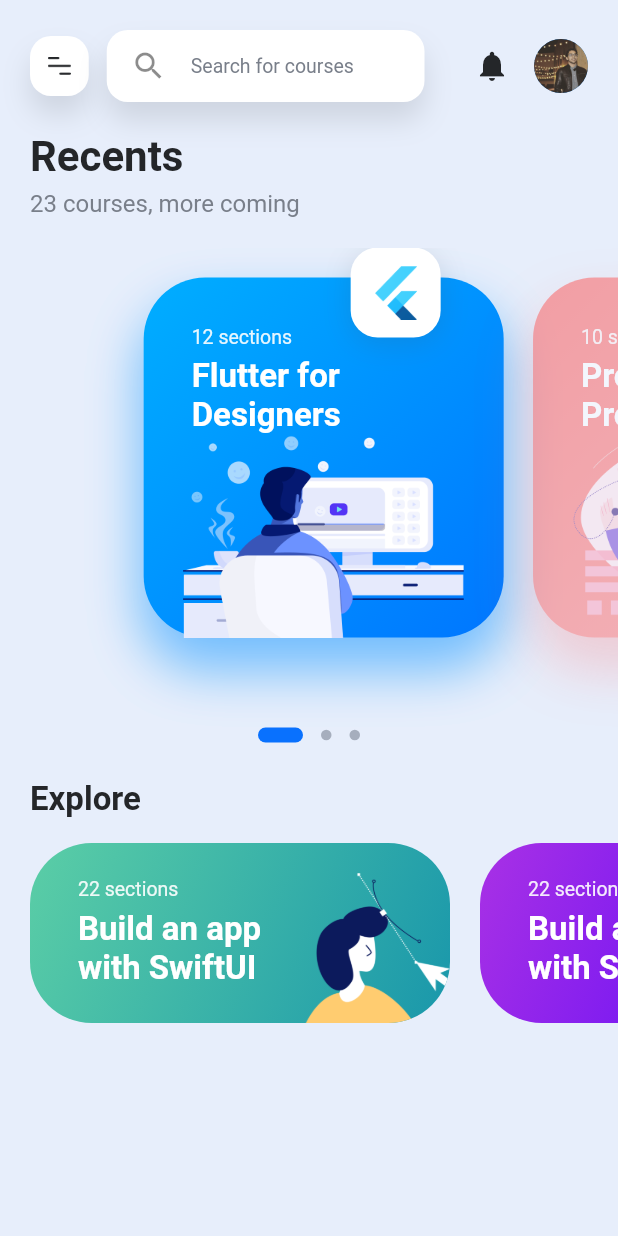
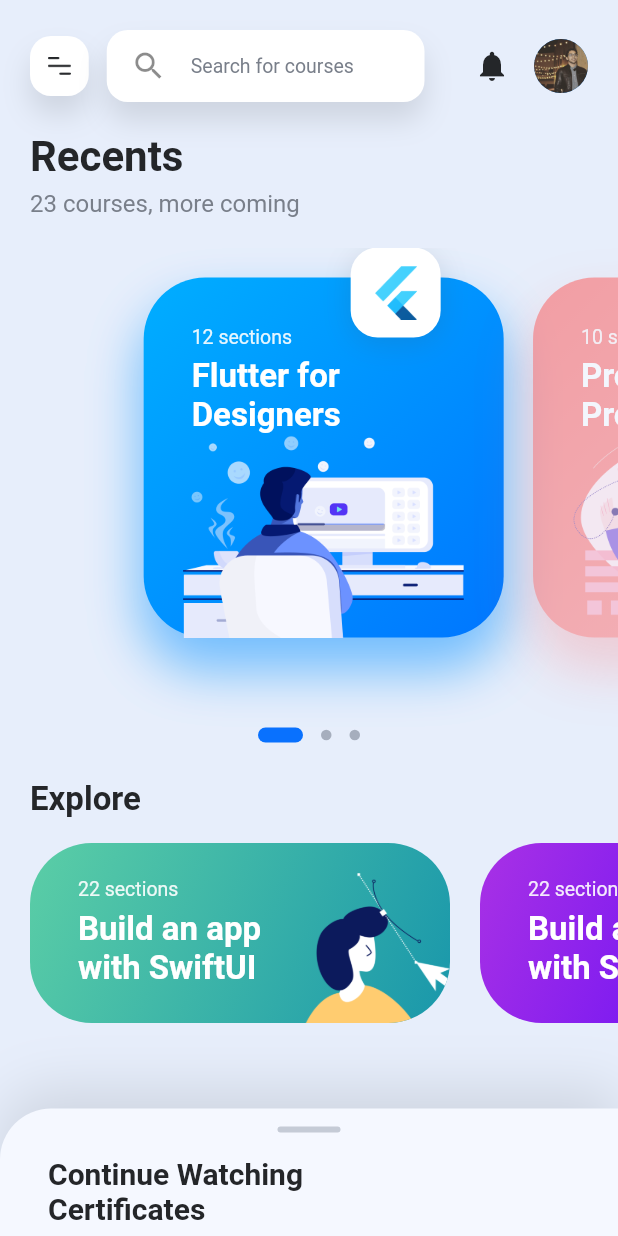
Before and after one commit to ThiagoHenriqueCastro/flutterfordesigners, a Flutter app: the screen it shows after launch, on a phone screen of 412 x 824 dp. Run offline on Flutter 3.47's test engine with Material 2 defaults, Android fonts, the phone set to English and light mode, and no system bars; drawn by our look-alikes of sliding_up_panel.

Commit message:
Sliding up panel

```diff
--- /dev/null
+++ b/lib/screens/continue_watching_screen.dart
@@ -0,0 +1,60 @@
+import 'package:designpluscode/constants.dart';
+import 'package:flutter/material.dart';
+import 'package:sliding_up_panel/sliding_up_panel.dart';
+
+class ContinueWatchingScreen extends StatelessWidget {
+  @override
+  Widget build(BuildContext context) {
+    return SlidingUpPanel(
+      backdropEnabled: true,
+      borderRadius: BorderRadius.only(
+        topLeft: Radius.circular(34),
+      ),
+      color: kCardPopupBackgroundColor,
+      boxShadow: [
+        BoxShadow(
+          color: kShadowColor,
+          offset: Offset(0, -12),
+          blurRadius: 32,
+        ),
+      ],
+      minHeight: 85,
+      maxHeight: MediaQuery.of(context).size.height * 0.75,
+      panel: Column(
+        crossAxisAlignment: CrossAxisAlignment.start,
+        children: [
+          Center(
+            child: Padding(
+              padding: EdgeInsets.only(
+                top: 12,
+                bottom: 16,
+              ),
+              child: Container(
+                width: 42,
+                height: 4,
+                decoration: BoxDecoration(
+                  color: Color(0xFFC5CBD6),
+                  borderRadius: BorderRadius.circular(2),
+                ),
+              ),
+            ),
+          ),
+          Padding(
+            padding: EdgeInsets.symmetric(horizontal: 32),
+            child: Text(
+              "Continue Watching",
+              style: kTitle2Style,
+            ),
+          ),
+          Padding(
+            padding: EdgeInsets.symmetric(horizontal: 32),
+            child: Text(
+              "Certificates",
+              style: kTitle2Style,
+            ),
+          )
+        ],
+      ),
+    );
+  }
+}
--- a/lib/screens/home_screen.dart
+++ b/lib/screens/home_screen.dart
@@ -2,6 +2,7 @@ import 'package:designpluscode/components/homescreen_navbar.dart';
 import 'package:designpluscode/components/lists/explore_course_list.dart';
 import 'package:designpluscode/components/lists/recent_course_list.dart';
 import 'package:designpluscode/constants.dart';
+import 'package:designpluscode/screens/continue_watching_screen.dart';
 import 'package:designpluscode/screens/sidebar_screen.dart';
 import 'package:flutter/material.dart';
 
@@ -98,6 +99,7 @@ class _HomeScreenState extends State<HomeScreen> with TickerProviderStateMixin {
                 ],
               ),
             ),
+            ContinueWatchingScreen(),
             IgnorePointer(
               ignoring: sidebarHidden,
               child: Stack(
--- a/pubspec.yaml
+++ b/pubspec.yaml
@@ -27,6 +27,7 @@ dependencies:
   # The following adds the Cupertino Icons font to your application.
   # Use with the CupertinoIcons class for iOS style icons.
   cupertino_icons: ^1.0.0
+  sliding_up_panel: ^1.0.2
 
 dev_dependencies:
   flutter_test:
```
Also changed, not shown: pubspec.lock.
